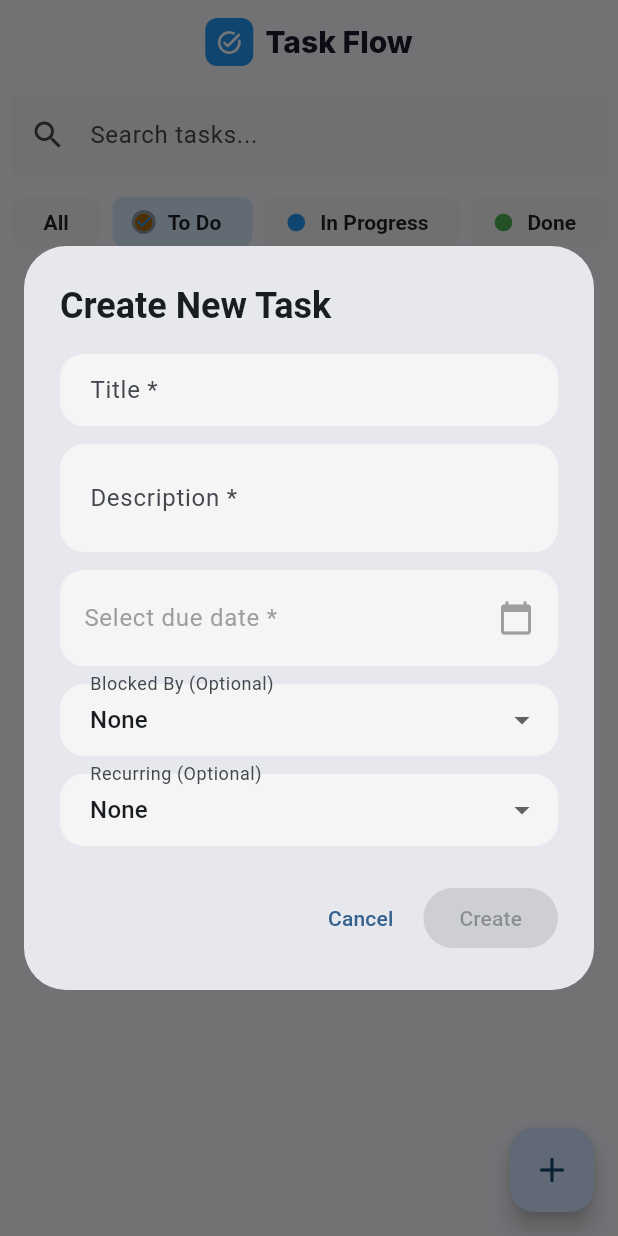
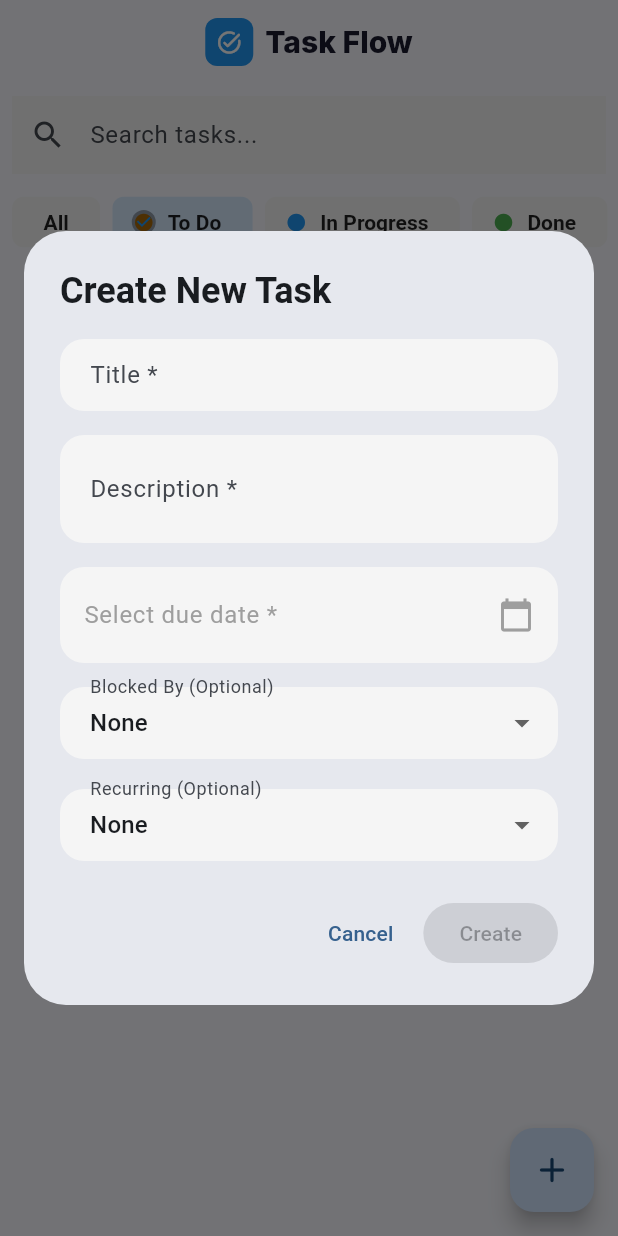
Before and after one commit to CHSHAKISH/Task-Flow, a Flutter app: the screen it shows after launch, after a tap on "To Do", after a tap on the "add" icon, on a phone screen of 412 x 824 dp. Run offline on Flutter 3.47's test engine with Material 3 defaults, Android fonts, the phone set to English and light mode, and no system bars; our stand-ins replace flutter_riverpod, google_fonts, isar; accounts and stored records are empty; generated files the repository leaves out were written again.

Commit message:
fix: increase field spacing and filter completed tasks from blockers list

```diff
--- a/lib/widgets/task_form_dialog.dart
+++ b/lib/widgets/task_form_dialog.dart
@@ -165,6 +165,7 @@ class _TaskFormDialogState extends State<TaskFormDialog> with WidgetsBindingObse
   Widget build(BuildContext context) {
     final availableTasks = widget.allTasks
         .where((t) => _isEdit ? t.id != widget.task!.id : true)
+        .where((t) => t.statusEnum != TaskStatus.done)
         .toList();
 
     return AlertDialog(
@@ -182,7 +183,7 @@ class _TaskFormDialogState extends State<TaskFormDialog> with WidgetsBindingObse
               onChanged: (_) => setState(() {}),
               enabled: !_isSaving,
             ),
-            const SizedBox(height: 12),
+            const SizedBox(height: 16),
             TextField(
               controller: _descriptionController,
               decoration: const InputDecoration(labelText: 'Description *'),
@@ -191,7 +192,7 @@ class _TaskFormDialogState extends State<TaskFormDialog> with WidgetsBindingObse
               onChanged: (_) => setState(() {}),
               enabled: !_isSaving,
             ),
-            const SizedBox(height: 12),
+            const SizedBox(height: 16),
             ListTile(
               title: Text(
                 _selectedDate == null ? 'Select due date *' : 'Due: ${_selectedDate!.toLocal().toString().split(' ')[0]}',
@@ -203,7 +204,7 @@ class _TaskFormDialogState extends State<TaskFormDialog> with WidgetsBindingObse
               tileColor: Colors.grey.shade100,
               contentPadding: const EdgeInsets.symmetric(horizontal: 16, vertical: 4),
             ),
-            const SizedBox(height: 12),
+            const SizedBox(height: 16),
             if (_isEdit)
               DropdownButtonFormField<TaskStatus>(
                 initialValue: _selectedStatus,
@@ -213,7 +214,7 @@ class _TaskFormDialogState extends State<TaskFormDialog> with WidgetsBindingObse
                   if (value != null) setState(() => _selectedStatus = value);
                 },
               ),
-            if (_isEdit) const SizedBox(height: 12),
+            if (_isEdit) const SizedBox(height: 16),
             DropdownButtonFormField<int?>(
               initialValue: _selectedBlocker,
               decoration: const InputDecoration(labelText: 'Blocked By (Optional)'),
@@ -225,7 +226,7 @@ class _TaskFormDialogState extends State<TaskFormDialog> with WidgetsBindingObse
                 setState(() => _selectedBlocker = value);
               },
             ),
-            const SizedBox(height: 12),
+            const SizedBox(height: 20),
             DropdownButtonFormField<String?>(
               initialValue: _selectedRecurringType,
               decoration: const InputDecoration(labelText: 'Recurring (Optional)'),
```
